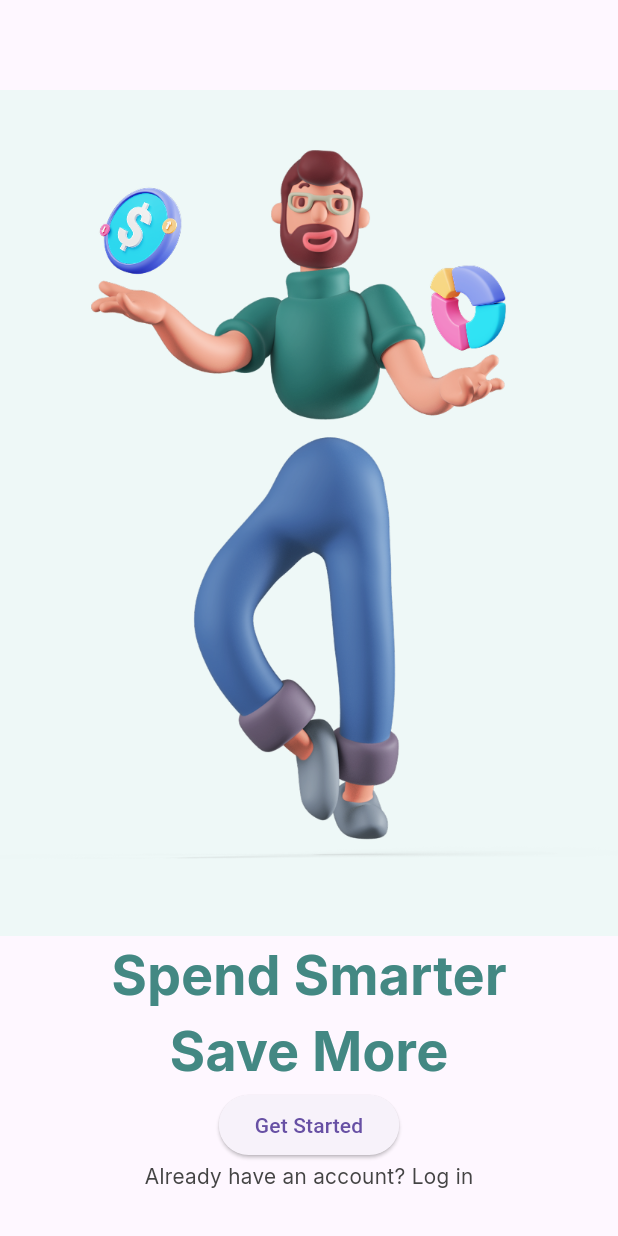
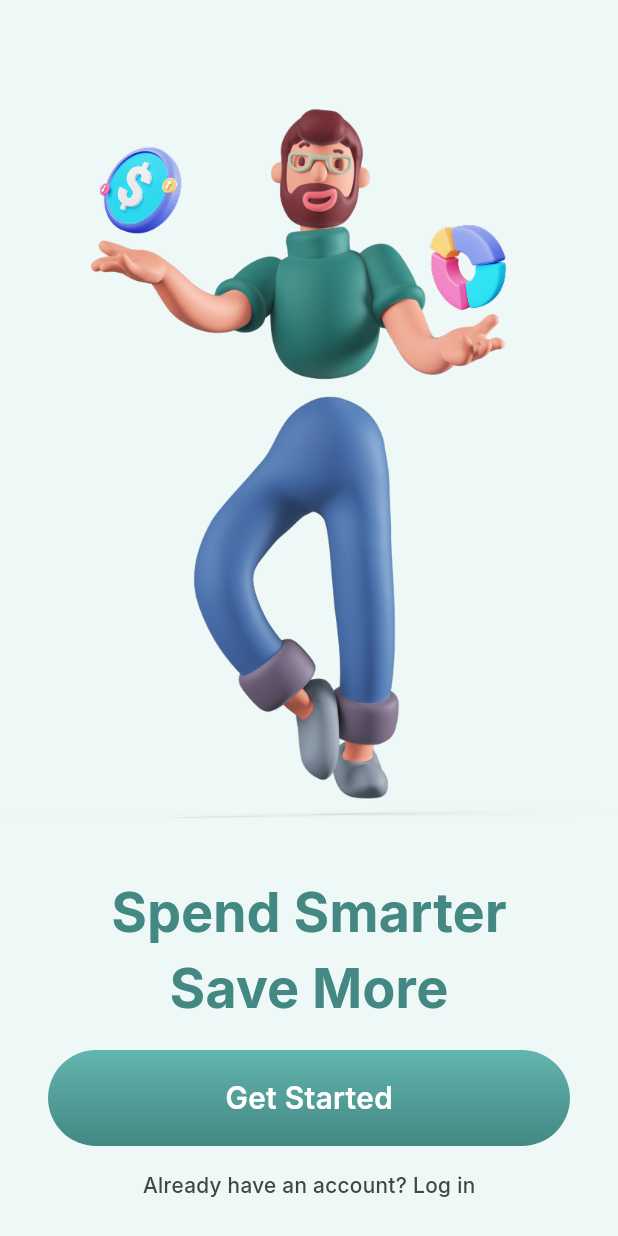
Before and after one commit to joaopedrobpj/ctrlfinance_app, a Flutter app: the screen it shows after launch, on a phone screen of 412 x 824 dp. Run offline on Flutter 3.47's test engine with Material 3 defaults, Android fonts, the phone set to English and light mode, and no system bars.

Commit message:
onboarding page pt3 (widget personalizado e ajustes)

```diff
--- a/lib/common/constants/app_colors.dart
+++ b/lib/common/constants/app_colors.dart
@@ -5,6 +5,8 @@ class AppColors {
 
   static const Color greenlightOne = Color(0xFF63B5AF);
   static const Color greenlightTwo = Color(0xFF438883);
+  static const Color graylightOne = Color.fromARGB(255, 220, 221, 221);
+  static const Color graylightTwo = Color.fromARGB(255, 151, 151, 151);
   static const Color white = Color(0xFFFFFFFF);
   static const Color iceWhite = Color(0xFFEEF8F7);
   static const Color gray = Color(0xFF444444);
--- a/lib/common/constants/app_text_styles.dart
+++ b/lib/common/constants/app_text_styles.dart
@@ -13,6 +13,11 @@ class AppTextStyles {
     fontSize: 36,
     fontWeight: FontWeight.w700,
   );
+  static const TextStyle normalText = TextStyle(
+    fontFamily: 'Inter',
+    fontSize: 20,
+    fontWeight: FontWeight.w600,
+  );
   static const TextStyle smallText = TextStyle(
     fontFamily: 'Inter',
     fontSize: 14,
--- /dev/null
+++ b/lib/common/constants/widgets/primary_button.dart
@@ -0,0 +1,46 @@
+import 'package:ctrlfinance_app/common/constants/app_colors.dart';
+import 'package:ctrlfinance_app/common/constants/app_text_styles.dart';
+import 'package:flutter/material.dart';
+
+class PrimaryButton extends StatelessWidget {
+  final VoidCallback? onPressed;
+  final String text;
+
+  const PrimaryButton({Key? key, this.onPressed, required this.text})
+    : super(key: key);
+
+  @override
+  Widget build(BuildContext context) {
+    return Material(
+      borderRadius: const BorderRadius.all(Radius.circular(38)),
+      child: Ink(
+        decoration: BoxDecoration(
+          borderRadius: const BorderRadius.all(Radius.circular(38)),
+          gradient: LinearGradient(
+            begin: Alignment.topCenter,
+            end: Alignment.bottomCenter,
+            colors: onPressed != null
+                ? [AppColors.greenlightOne, AppColors.greenlightTwo]
+                : [AppColors.graylightOne, AppColors.graylightTwo],
+          ),
+        ),
+        child: InkWell(
+          borderRadius: const BorderRadius.all(Radius.circular(38)),
+          onTap: onPressed,
+          child: Container(
+            decoration: const BoxDecoration(
+              borderRadius: BorderRadius.all(Radius.circular(38)),
+            ),
+            alignment: Alignment.center,
+            height: 64,
+            width: 400,
+            child: Text(
+              text,
+              style: AppTextStyles.normalText.copyWith(color: AppColors.white),
+            ),
+          ),
+        ),
+      ),
+    );
+  }
+}
--- a/lib/features/onboarding/onboarding_page.dart
+++ b/lib/features/onboarding/onboarding_page.dart
@@ -1,5 +1,6 @@
 import 'package:ctrlfinance_app/common/constants/app_colors.dart';
 import 'package:ctrlfinance_app/common/constants/app_text_styles.dart';
+import 'package:ctrlfinance_app/common/constants/widgets/primary_button.dart';
 import 'package:flutter/material.dart';
 
 class OnboardingPage extends StatelessWidget {
@@ -8,17 +9,12 @@ class OnboardingPage extends StatelessWidget {
   @override
   Widget build(BuildContext context) {
     return Scaffold(
+      backgroundColor: AppColors.iceWhite,
       body: Align(
         child: Column(
           children: [
-            SizedBox(height: 60),
-            Expanded(
-              flex: 2,
-              child: Container(
-                color: AppColors.iceWhite,
-                child: Image.asset('assets/images/man.png'),
-              ),
-            ),
+            const SizedBox(height: 48),
+            Expanded(flex: 2, child: Image.asset('assets/images/man.png')),
             Text(
               'Spend Smarter',
               style: AppTextStyles.mediumText.copyWith(
@@ -31,12 +27,15 @@ class OnboardingPage extends StatelessWidget {
                 color: AppColors.greenlightTwo,
               ),
             ),
-            ElevatedButton(onPressed: () {}, child: Text('Get Started')),
+            Padding(
+              padding: const EdgeInsets.symmetric(horizontal: 32, vertical: 16),
+              child: PrimaryButton(text: 'Get Started', onPressed: () {}),
+            ),
             Text(
               'Already have an account? Log in',
               style: AppTextStyles.smallText.copyWith(color: AppColors.gray),
             ),
-            SizedBox(height: 30),
+            SizedBox(height: 24),
           ],
         ),
       ),
```
Also changed, not shown: pubspec.yaml (+7 -0 lines), assets/fonts/Inter-ExtraBold.ttf (added), assets/fonts/Inter-Medium.ttf (added), assets/fonts/Inter-SemiBold.ttf (added).
